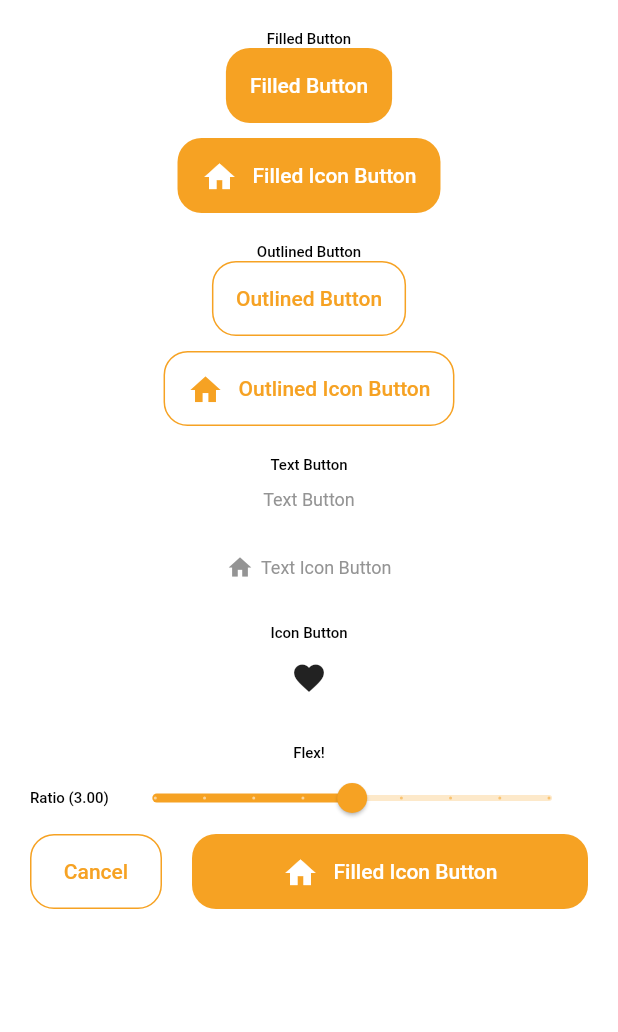
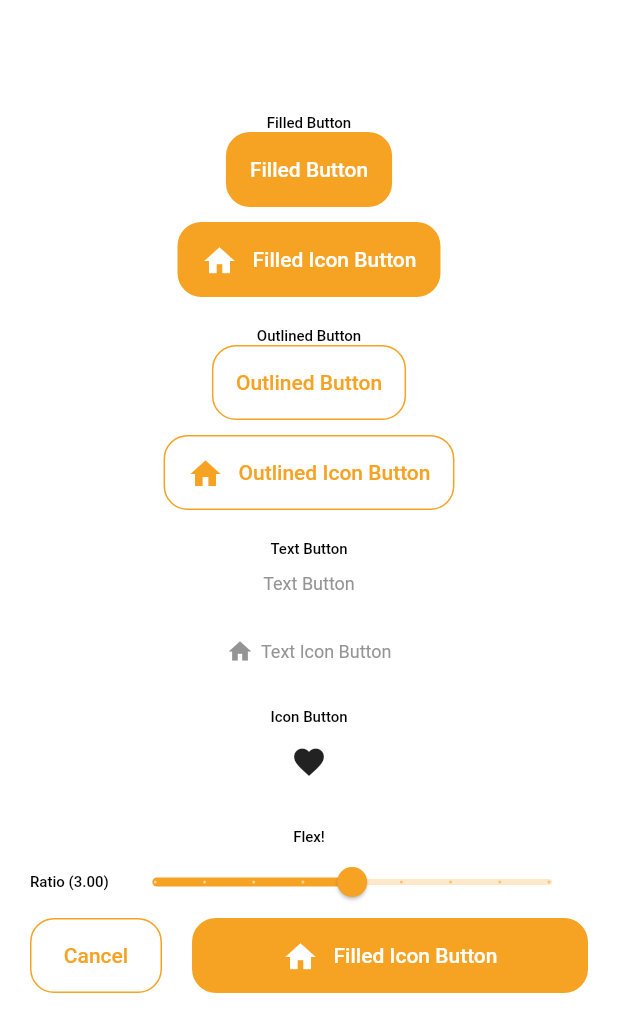
Before and after one commit to FydezCorp/fydez_elements, a Flutter app: the ButtonDemoPage screen opened by its route, on a phone screen of 412 x 824 dp. Shown: the top 1032 px of the screen. Run offline on Flutter 3.47's test engine with Material 2 defaults, Android fonts, the phone set to English and light mode, and no system bars; our stand-ins replace flutter_bloc, go_router, iconsax; Roboto replaces fonts that are missing (Poppins).

Commit message:
add appBar to example pages for ios mode when we use the ios we don't have back button.

```diff
--- a/example/lib/button/buttons_demo_page.dart
+++ b/example/lib/button/buttons_demo_page.dart
@@ -15,6 +15,7 @@ class _ButtonDemoPageState extends State<ButtonDemoPage> {
   @override
   Widget build(BuildContext context) {
     return Scaffold(
+      appBar: AppBar(),
       body: SingleChildScrollView(
         padding: const EdgeInsets.all(20.0),
         child: SafeArea(
--- a/example/lib/const/theme.dart
+++ b/example/lib/const/theme.dart
@@ -121,7 +121,6 @@ ThemeData theme = ThemeData(
         fontSize: 12, fontWeight: FontWeight.w400, color: Color(0xff6C6C6C)),
   ),
   hintColor: const Color(0xffB4B4B4),
-  errorColor: const Color(0xffff266f),
   elevatedButtonTheme: ElevatedButtonThemeData(
     style: ElevatedButton.styleFrom(
       elevation: 0,
--- a/example/lib/dropdown/dropdown_demo_page.dart
+++ b/example/lib/dropdown/dropdown_demo_page.dart
@@ -17,6 +17,7 @@ class _DropDownDemoPageState extends State<DropDownDemoPage> {
   @override
   Widget build(BuildContext context) {
     return Scaffold(
+      appBar: AppBar(),
       body: SingleChildScrollView(
         child: SafeArea(
           child: Container(
--- a/example/lib/icon_packs/icon_packs_demo_page.dart
+++ b/example/lib/icon_packs/icon_packs_demo_page.dart
@@ -19,6 +19,7 @@ class _IconPacksDemoPageState extends State<IconPacksDemoPage> {
   @override
   Widget build(BuildContext context) {
     return Scaffold(
+      appBar: AppBar(),
       body: SafeArea(
         child: SingleChildScrollView(
           child: Column(
--- a/example/lib/nav_bar/nav_bar_demo_page.dart
+++ b/example/lib/nav_bar/nav_bar_demo_page.dart
@@ -21,6 +21,7 @@ class _NavBarDemoPageState extends State<NavBarDemoPage> {
   @override
   Widget build(BuildContext context) {
     return Scaffold(
+      appBar: AppBar(),
       backgroundColor: Colors.grey.shade200,
       extendBody: true,
       body: SafeArea(
--- a/example/lib/notifier/notifier_demo_page.dart
+++ b/example/lib/notifier/notifier_demo_page.dart
@@ -21,6 +21,7 @@ class _NotifierDemoPageState extends State<NotifierDemoPage> {
   @override
   Widget build(BuildContext context) {
     return Scaffold(
+      appBar: AppBar(),
       body: SingleChildScrollView(
           child: SafeArea(
         child: SizedBox(
--- a/example/lib/popups/popups_demo_page.dart
+++ b/example/lib/popups/popups_demo_page.dart
@@ -17,6 +17,8 @@ class _PopUpDemoPageState extends State<PopUpDemoPage> {
   @override
   Widget build(BuildContext context) {
     return Scaffold(
+
+      appBar: AppBar(),
       body: SafeArea(
         child: SingleChildScrollView(
             child: Padding(
```
Also changed, not shown: example/pubspec.lock.
